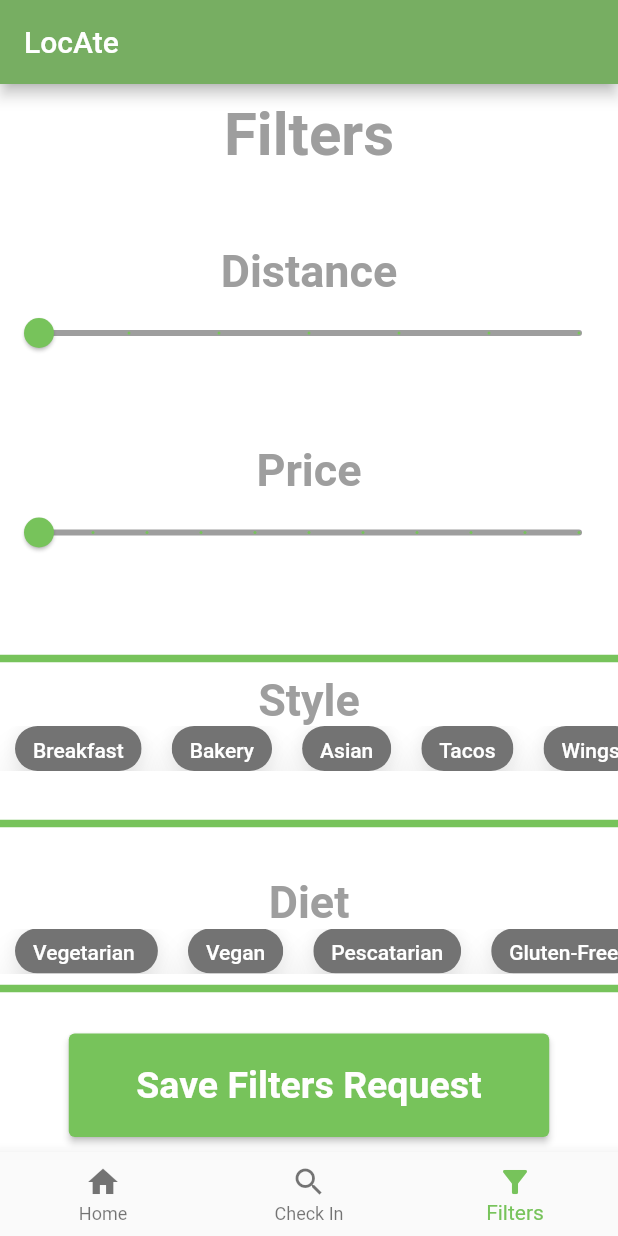
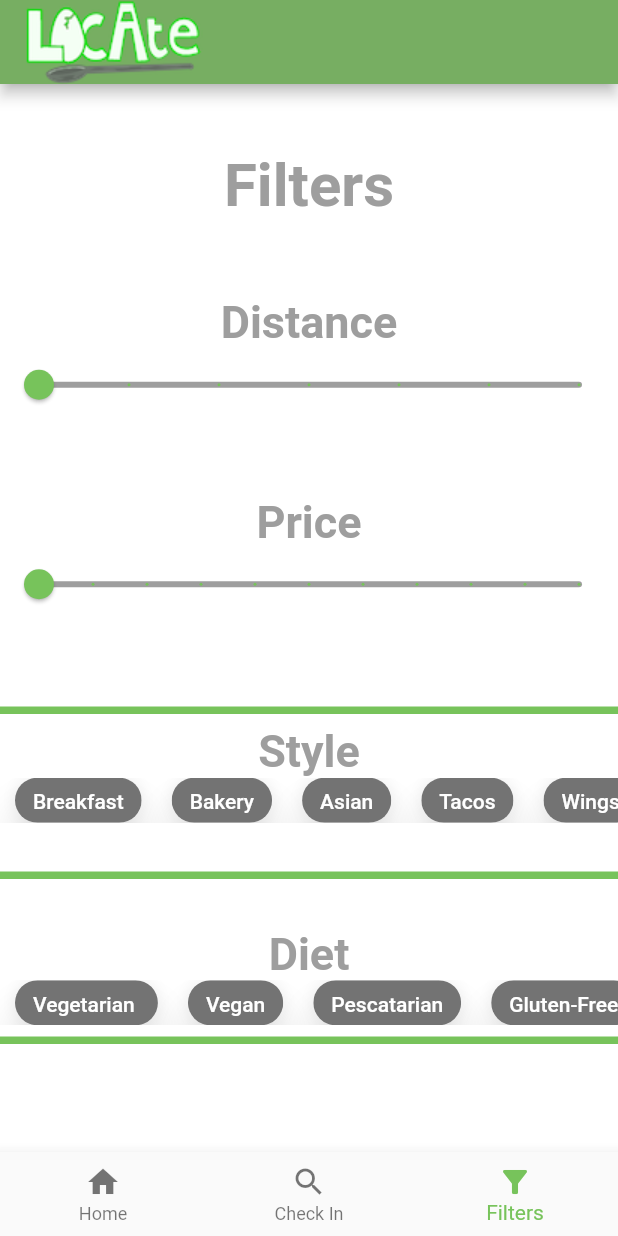
Before and after one commit to jeepy33/CS1530-2022Fall, a Flutter app: the FilterPage screen opened by its route, on a phone screen of 412 x 824 dp. Run offline on Flutter 3.47's test engine with Material 2 defaults, Android fonts, the phone set to English and light mode, and no system bars; our stand-ins replace firebase_auth, firebase_core; missing offline and left inert: spritewidget; accounts and stored records are empty.

Commit message:
adding logo and globals for filters

```diff
--- a/lib/filter.dart
+++ b/lib/filter.dart
@@ -1,6 +1,7 @@
 import 'package:flutter/material.dart';
 import 'list.dart';
 import 'constants.dart';
+import 'main.dart';
 
 class FilterPage extends StatefulWidget {
   // This widget is the home page of your application. It is stateful, meaning
@@ -51,8 +52,6 @@ class _FilterPageState extends State<FilterPage> {
     }
   }
 
-  double distance = 0;
-  double price = 0;
   String filter = '';
   //final bool selected;
   bool pizza = false;
@@ -90,7 +89,7 @@ class _FilterPageState extends State<FilterPage> {
       appBar: AppBar(
         backgroundColor: Color.fromARGB(255, 119, 174, 98),
         automaticallyImplyLeading: false,
-        title: const Text('LocAte'),
+        title: new Image.asset("assets/images/Logo.png"),
       ),
 
       body: Center(
@@ -116,14 +115,14 @@ class _FilterPageState extends State<FilterPage> {
                   color: Colors.grey),
             ),
             Slider(
-              value: distance,
+              value: global.distance,
               activeColor: Color.fromARGB(255, 119, 195, 91),
               inactiveColor: Colors.grey,
               thumbColor: Color.fromARGB(255, 119, 195, 91),
-              label: '${distance.round()} Distanmce (miles)',
+              label: '${global.distance.round()} Distance (miles)',
               onChanged: (newDistance) {
                 setState(() {
-                  distance = newDistance;
+                  global.distance = newDistance;
                 });
               },
               min: 0,
@@ -142,14 +141,14 @@ class _FilterPageState extends State<FilterPage> {
                   color: Colors.grey),
             ),
             Slider(
-              value: price,
+              value: global.price,
               activeColor: Color.fromARGB(255, 119, 195, 91),
               inactiveColor: Colors.grey,
               thumbColor: Color.fromARGB(255, 119, 195, 91),
-              label: '${price.round()} Avg Price (per plate)',
+              label: '${global.price.round()} Avg Price (per plate)',
               onChanged: (newPrice) {
                 setState(() {
-                  price = newPrice;
+                  global.price = newPrice;
                 });
               },
               min: 0,
@@ -218,23 +217,6 @@ class _FilterPageState extends State<FilterPage> {
             const SizedBox(
               height: 20, // <-- SEE HERE
             ),
-            ElevatedButton(
-              style: ElevatedButton.styleFrom(
-                  backgroundColor: Color.fromARGB(255, 119, 195, 91),
-                  padding:
-                      const EdgeInsets.symmetric(horizontal: 45, vertical: 20),
-                  textStyle: const TextStyle(
-                      fontSize: 25, fontWeight: FontWeight.bold)),
-              onPressed: () {
-                Navigator.pushNamed(context, homeRoute,
-                    arguments: 'arguments/chose Templates');
-              },
-              child: const Text('Save Filters Request',
-                  style: TextStyle(
-                    //backgroundColor: Color.fromARGB(255, 119, 195, 91),
-                    color: Color.fromARGB(255, 255, 254, 254),
-                  )),
-            ),
           ],
         ),
       ),
--- a/lib/globals.dart
+++ b/lib/globals.dart
@@ -1,4 +1,7 @@
 class Globals {
+  double distance = 0;
+  double price = 0;
+
   List<String> styleOptions = [
     'Breakfast',
     'Bakery',
--- a/lib/login.dart
+++ b/lib/login.dart
@@ -14,11 +14,11 @@ class _LoginPageState extends State<LoginPage> {
   Widget build(BuildContext context) {
     return Scaffold(
       backgroundColor:
-      Color.fromARGB(255, 119, 195, 91), //0x86c66f // gray 0x8d948b
+          Color.fromARGB(255, 119, 195, 91), //0x86c66f // gray 0x8d948b
       appBar: AppBar(
         backgroundColor: Color.fromARGB(255, 119, 174, 98),
         automaticallyImplyLeading: false,
-        title: const Text('LocAte'),
+        title: new Image.asset("assets/images/Logo.png"),
       ),
       body: Center(
         child: Column(
@@ -32,7 +32,7 @@ class _LoginPageState extends State<LoginPage> {
               style: ElevatedButton.styleFrom(
                   backgroundColor: Color.fromARGB(255, 255, 255, 255),
                   padding:
-                  const EdgeInsets.symmetric(horizontal: 120, vertical: 30),
+                      const EdgeInsets.symmetric(horizontal: 120, vertical: 30),
                   textStyle: const TextStyle(
                       fontSize: 25, fontWeight: FontWeight.bold)),
               onPressed: () {
@@ -51,7 +51,7 @@ class _LoginPageState extends State<LoginPage> {
               style: ElevatedButton.styleFrom(
                   backgroundColor: Color.fromARGB(255, 255, 255, 255),
                   padding:
-                  const EdgeInsets.symmetric(horizontal: 115, vertical: 30),
+                      const EdgeInsets.symmetric(horizontal: 115, vertical: 30),
                   textStyle: const TextStyle(
                       fontSize: 25, fontWeight: FontWeight.bold)),
               onPressed: () {
--- a/lib/roll_favorite.dart
+++ b/lib/roll_favorite.dart
@@ -129,7 +129,7 @@ class _RollFavoritePageState extends State<RollFavoritePage>
     return Scaffold(
       backgroundColor: Color.fromARGB(255, 119, 195, 91),
       appBar: AppBar(
-          title: const Text('LocAte'),
+          title: new Image.asset("assets/images/Logo.png"),
           backgroundColor: Color.fromARGB(255, 119, 174, 98)),
       body: Center(
         child: Column(
--- a/lib/roll_new.dart
+++ b/lib/roll_new.dart
@@ -130,7 +130,7 @@ class _RollNewPageState extends State<RollNewPage>
     return Scaffold(
       backgroundColor: Color.fromARGB(255, 119, 195, 91),
       appBar: AppBar(
-          title: const Text('LocAte'),
+          title: new Image.asset("assets/images/Logo.png"),
           backgroundColor: Color.fromARGB(255, 119, 174, 98)),
       body: Center(
         child: Column(
--- a/lib/sign_in.dart
+++ b/lib/sign_in.dart
@@ -47,7 +47,7 @@ class _SignInPageState extends State<SignInPage> {
         backgroundColor: Color.fromARGB(255, 119, 195, 91),
         appBar: AppBar(
             backgroundColor: Color.fromARGB(255, 119, 174, 98),
-            title: const Text('LocAte')),
+            title: new Image.asset("assets/images/Logo.png")),
         body: FutureBuilder(
           future: _initializeFirebase(),
           builder: (context, snapshot) {
--- a/lib/sign_up.dart
+++ b/lib/sign_up.dart
@@ -146,8 +146,7 @@ class _SignUpPageState extends State<SignUpPage> {
                                                   .validate()) {
                                                 User? user = await FireAuth
                                                     .registerUsingEmailPassword(
-                                                  name:
-                                                      "",
+                                                  name: "",
                                                   email:
                                                       _emailTextController.text,
                                                   password:
```
Also changed, not shown: assets/images/appstore.png (added).
